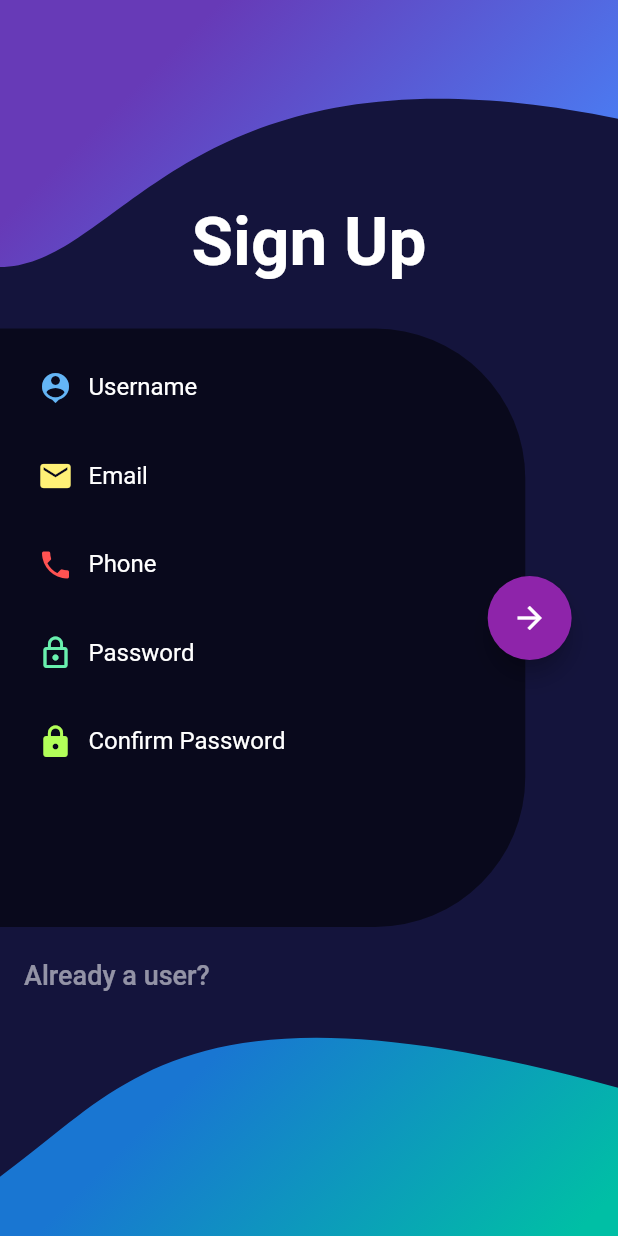
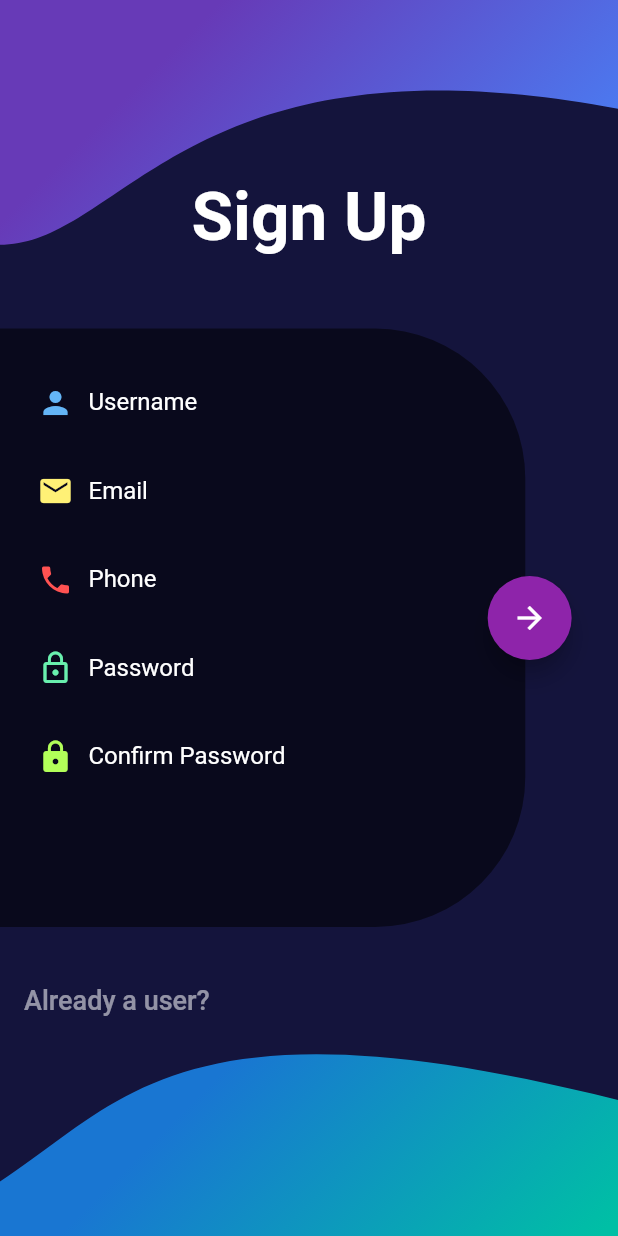
Before and after one commit to NikhilCodes/Login_UI, a Flutter app: the screen it shows after launch, on a phone screen of 412 x 824 dp. Run offline on Flutter 3.47's test engine with Material 2 defaults, Android fonts, the phone set to English and light mode, and no system bars; our stand-ins replace cloud_firestore, firebase_auth, fluttertoast, google_sign_in, shared_preferences; accounts and stored records are empty.

```diff
--- a/lib/pages/auth.dart
+++ b/lib/pages/auth.dart
@@ -25,7 +25,7 @@ class _AuthPageState extends State<AuthPage> with TickerProviderStateMixin {
   String loginText = "";
   String modeChangeText = "";
   String mode = ""; // sign_in or sign_up
-  double googleSignInButtonOpacity;
+  double googleSignInButtonOpacity = 0.0;
   double topHeightFraction = 0.2,
       bottomHeightFraction = 0.2,
       formHeightFraction = 0.4;
@@ -43,7 +43,7 @@ class _AuthPageState extends State<AuthPage> with TickerProviderStateMixin {
   final signUpInputSections = [
     Row(
       children: <Widget>[
-        Icon(Icons.person_pin, color: Colors.blue.shade300),
+        Icon(Icons.person, color: Colors.blue.shade300),
         SizedBox(width: 10),
         Flexible(
           child: TextField(
@@ -113,7 +113,7 @@ class _AuthPageState extends State<AuthPage> with TickerProviderStateMixin {
   final signInInputSections = [
     Row(
       children: <Widget>[
-        Icon(Icons.person_pin, color: Colors.blue.shade300),
+        Icon(Icons.person, color: Colors.blue.shade300),
         SizedBox(width: 10),
         Flexible(
           child: TextField(
@@ -144,9 +144,9 @@ class _AuthPageState extends State<AuthPage> with TickerProviderStateMixin {
     setState(() {
       modeChangeText = "Already a user?";
       loginText = "Sign Up";
-      topHeightFraction = 0.24;
+      topHeightFraction = 0.22;
       formHeightFraction = 0.50;
-      bottomHeightFraction = 0.24;
+      bottomHeightFraction = 0.22;
       googleSignInButtonOpacity = 0.0;
       inputSections = signUpInputSections;
     });
@@ -158,9 +158,9 @@ class _AuthPageState extends State<AuthPage> with TickerProviderStateMixin {
     setState(() {
       modeChangeText = "Create an Account";
       loginText = "Sign In";
-      topHeightFraction = 0.34;
-      formHeightFraction = 0.3;
-      bottomHeightFraction = 0.34;
+      topHeightFraction = 0.30;
+      formHeightFraction = 0.25;
+      bottomHeightFraction = 0.30;
       googleSignInButtonOpacity = 1.0;
       inputSections = signInInputSections;
     });
@@ -330,7 +330,6 @@ class _AuthPageState extends State<AuthPage> with TickerProviderStateMixin {
             ),
             AnimatedContainer(
               duration: Duration(milliseconds: 100),
-              //alignment: Alignment.centerLeft,
               //width: MediaQuery.of(context).size.width,
               height: MediaQuery.of(context).size.height * formHeightFraction,
               child: Stack(
@@ -341,6 +340,7 @@ class _AuthPageState extends State<AuthPage> with TickerProviderStateMixin {
                     margin: EdgeInsets.only(
                         right: MediaQuery.of(context).size.width * 0.15),
                     child: Container(
+
                       padding: EdgeInsets.only(
                           left: 25, top: 10, bottom: 10, right: 30),
                       margin: EdgeInsets.only(top: 13, bottom: 0),
@@ -352,7 +352,10 @@ class _AuthPageState extends State<AuthPage> with TickerProviderStateMixin {
                           bottomRight: Radius.circular(100),
                         ),
                       ),
-                      child: Column(
+                      child: ListView(
+                        padding: EdgeInsets.symmetric(vertical: 10),
+                        physics: NeverScrollableScrollPhysics(),
+                        //mainAxisAlignment: MainAxisAlignment.center,
                         children: inputSections,
                       ),
                     ),
```
